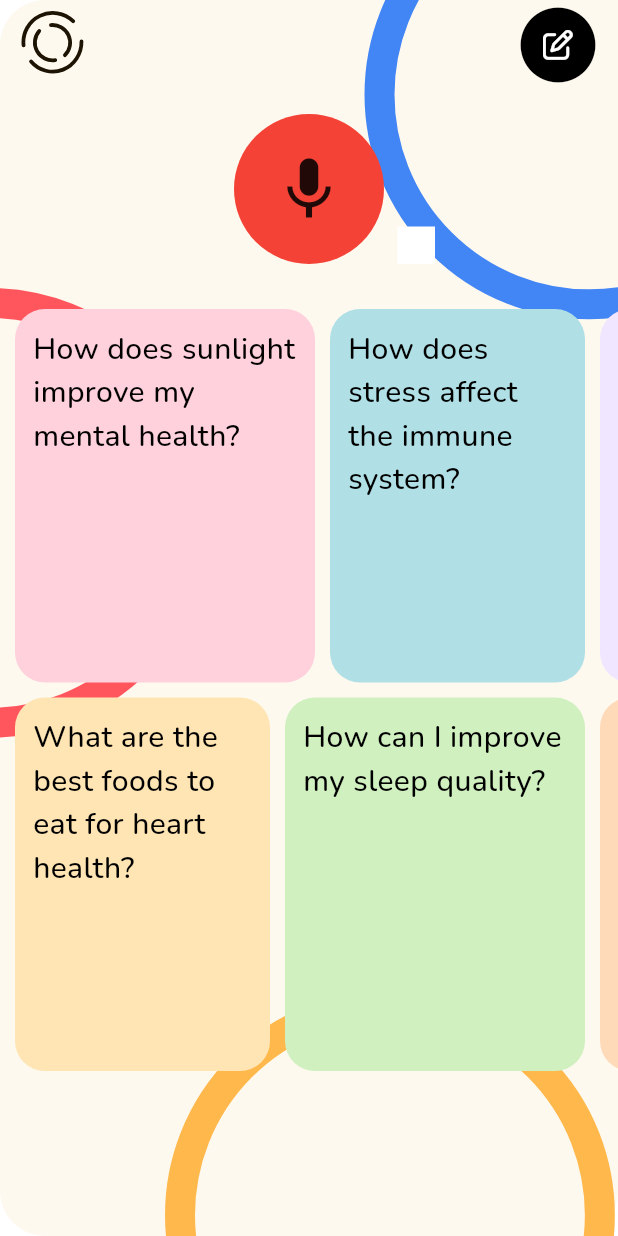
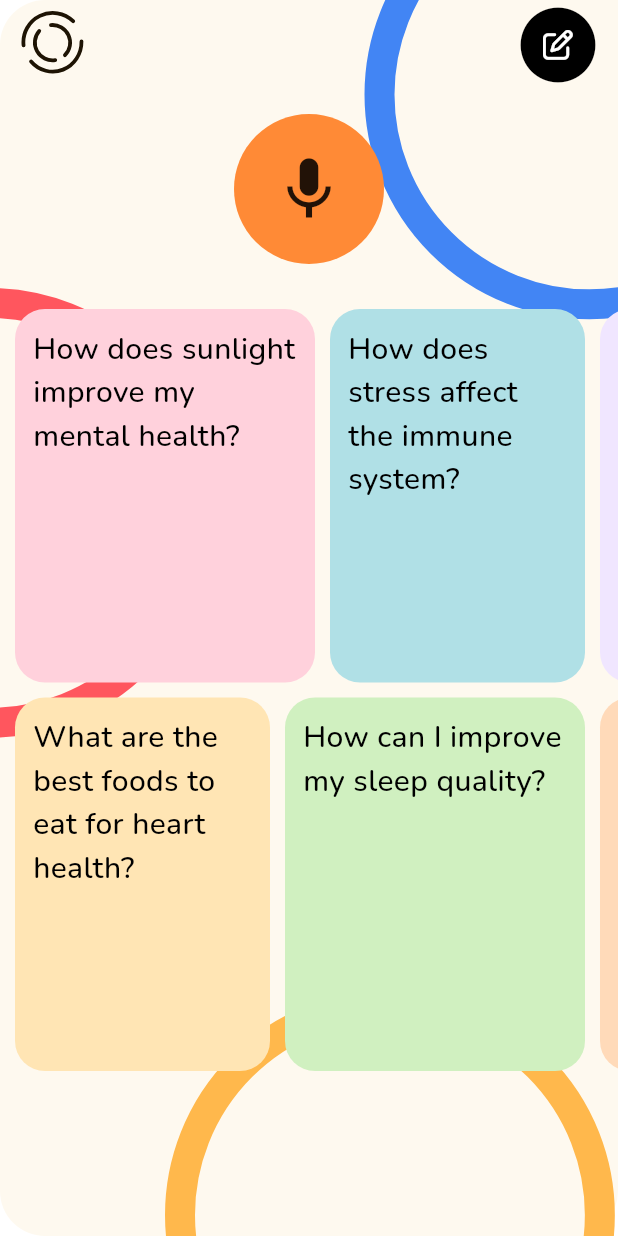
Before and after one commit to KhromeM/meddy, a Flutter app: the screen it shows once a user with an empty profile is signed in, on a phone screen of 412 x 824 dp. Run offline on Flutter 3.47's test engine with Material 3 defaults, Android fonts, the phone set to English and light mode, and no system bars; our stand-ins replace firebase_auth, firebase_core, flutter_markdown, flutter_riverpod, flutter_svg, font_awesome_flutter and 4 more; missing offline and left inert: jumping_dot, record; accounts and stored records are empty.

Commit message:
removed random square and changed mic color

```diff
--- a/mobile/lib/pages/my_home_page.dart
+++ b/mobile/lib/pages/my_home_page.dart
@@ -1,4 +1,5 @@
 import 'package:flutter/material.dart';
+import 'package:meddymobile/utils/app_colors.dart';
 import 'package:meddymobile/widgets/boxes.dart';
 import 'package:meddymobile/widgets/main_background.dart';
 import 'package:meddymobile/widgets/mic_page.dart';
@@ -76,7 +77,7 @@ class _MyHomePageState extends State<MyHomePage> {
                       width: 100.0,
                       height: 100.0,
                       decoration: BoxDecoration(
-                        color: Colors.red,
+                        color: orangeAccent,
                         shape: BoxShape.circle,
                       ),
                     ),
--- a/mobile/lib/utils/app_colors.dart
+++ b/mobile/lib/utils/app_colors.dart
@@ -2,4 +2,4 @@ import 'package:flutter/material.dart';
 
 const Color lightPurple = Color(0xFFD1BDFC);
 const Color lightGreen = Color(0xFFDAFFCB);
-const Color orangeAccent = Color(0xFFFFA73F);
+const Color orangeAccent = Color(0xFFFF8A36);
--- a/mobile/lib/widgets/main_background.dart
+++ b/mobile/lib/widgets/main_background.dart
@@ -86,20 +86,6 @@ class _MainBackgroundState extends State<MainBackground>
             baseSize: 280,
           ),
           Positioned(
-            top: 151,
-            left: 265,
-            child: Container(
-              width: 25,
-              height: 25,
-              decoration: BoxDecoration(
-                color: Color.fromRGBO(255, 255, 255, 1),
-              ),
-              child: Stack(
-                children: [],
-              ),
-            ),
-          ),
-          Positioned(
             top: 491,
             left: 31,
             child: Container(
```
